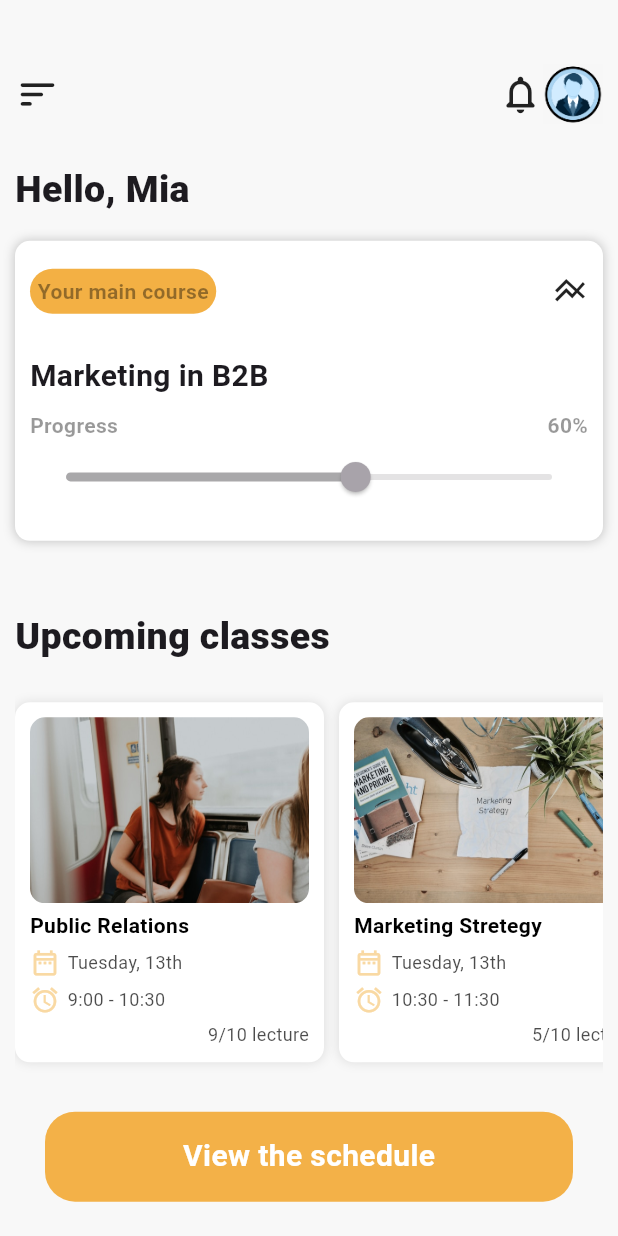
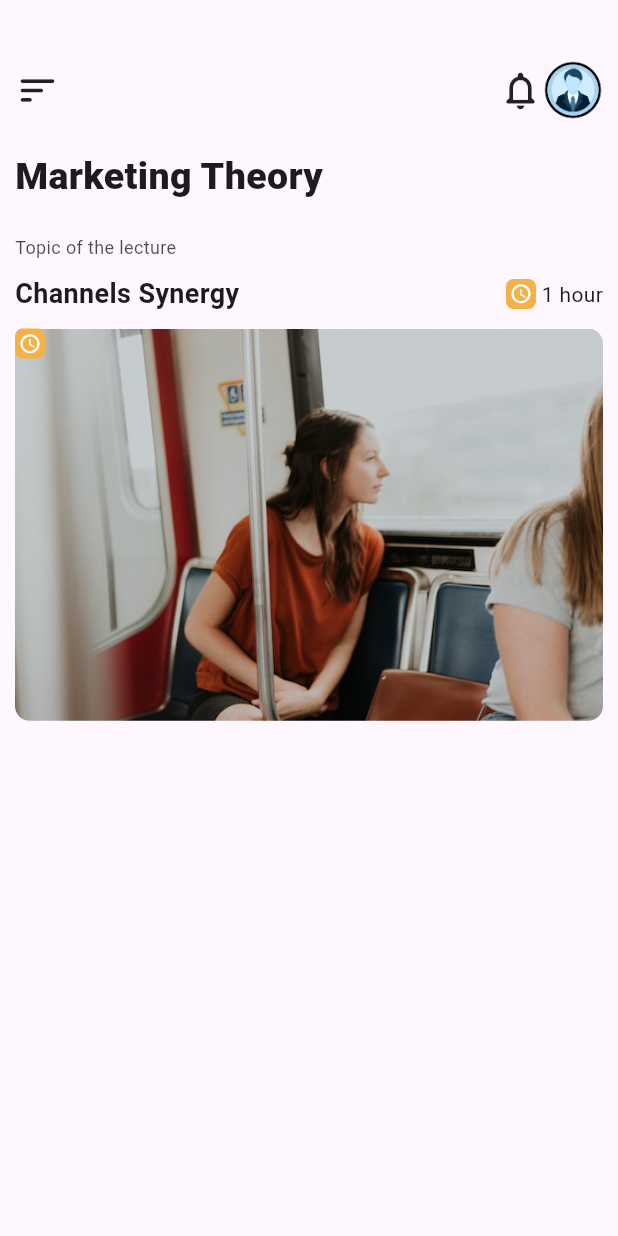
Before and after one commit to SAMIULLAH-KALHORO-DEV/online_academy_ui_design, a Flutter app: the screen it shows after launch, on a phone screen of 412 x 824 dp. Run offline on Flutter 3.47's test engine with Material 2 defaults, Android fonts, the phone set to English and light mode, and no system bars.

Commit message:
working on it

```diff
--- a/lib/main.dart
+++ b/lib/main.dart
@@ -1,4 +1,5 @@
 import 'package:flutter/material.dart';
+import 'package:online_academy_ui_design/widgets/screen2.dart';
 
 import 'home.dart';
 
@@ -14,7 +15,7 @@ class MyApp extends StatelessWidget {
     return MaterialApp(
       debugShowCheckedModeBanner: false,
       theme: ThemeData(useMaterial3: true),
-      home: const Home(),
+      home: const Screen2(),
     );
   }
 }
--- a/lib/widgets/classes_container.dart
+++ b/lib/widgets/classes_container.dart
@@ -44,7 +44,7 @@ class ClassesContainer extends StatelessWidget {
           children: [
             ClipRRect(
               borderRadius: BorderRadius.circular(10),
-              child: Image(image: AssetImage("$imaage")),
+              child: Image(image: AssetImage(imaage)),
             ),
             Text(h1Text, style: h1Style),
             Row(children: [
--- a/lib/widgets/homepage_maincontainer.dart
+++ b/lib/widgets/homepage_maincontainer.dart
@@ -35,7 +35,7 @@ class MainContainer extends StatelessWidget {
                     height: 30,
                     decoration: BoxDecoration(
                         borderRadius: BorderRadius.circular(15),
-                        color: Color(0xFFF3B044)),
+                        color: const Color(0xFFF3B044)),
                     child: Text("Your main course", style: TextStyling().h1)),
                 const Icon(Icons.line_axis)
               ],
--- /dev/null
+++ b/lib/widgets/screen2.dart
@@ -0,0 +1,85 @@
+import 'package:flutter/material.dart';
+import 'package:online_academy_ui_design/widgets/utils.dart';
+
+class Screen2 extends StatelessWidget {
+  const Screen2({super.key});
+
+  @override
+  Widget build(BuildContext context) {
+    return Scaffold(
+      body: Padding(
+        padding: const EdgeInsets.only(left: 10, top: 40, right: 10),
+        child: Column(crossAxisAlignment: CrossAxisAlignment.start, children: [
+          Row(mainAxisAlignment: MainAxisAlignment.spaceBetween, children: [
+            const Icon(
+              Icons.sort_rounded,
+              size: 30,
+            ),
+            Row(children: const [
+              Icon(
+                Icons.notifications_none_rounded,
+                size: 30,
+              ),
+              Image(height: 40, image: AssetImage("assets/avatar.png"))
+            ])
+          ]),
+          const SizedBox(height: 20),
+          Text(
+            "Marketing Theory",
+            style: TextStyling().h1,
+          ),
+          const SizedBox(height: 20),
+          Text("Topic of the lecture", style: TextStyling().h2),
+          const SizedBox(height: 10),
+          Row(
+            mainAxisAlignment: MainAxisAlignment.spaceBetween,
+            children: [
+              const Text("Channels Synergy",
+                  style: TextStyle(fontWeight: FontWeight.bold, fontSize: 18)),
+              Row(
+                children: [
+                  Container(
+                    height: 20,
+                    width: 20,
+                    decoration: BoxDecoration(
+                        color: Pallete.mainBgColor,
+                        borderRadius: BorderRadius.circular(5)),
+                    child: const Icon(
+                      Icons.access_time_rounded,
+                      color: Colors.white,
+                      size: 15,
+                    ),
+                  ),
+                  const Text(" 1 hour")
+                ],
+              ),
+            ],
+          ),
+          const SizedBox(height: 10),
+          Stack(
+            children: [
+              ClipRRect(
+                borderRadius: BorderRadius.circular(10),
+                child: Image(image: AssetImage("assets/image2.jpg")),
+              ),
+              Positioned(
+                child: Container(
+                  height: 20,
+                  width: 20,
+                  decoration: BoxDecoration(
+                      color: Pallete.mainBgColor,
+                      borderRadius: BorderRadius.circular(5)),
+                  child: const Icon(
+                    Icons.access_time_rounded,
+                    color: Colors.white,
+                    size: 15,
+                  ),
+                ),
+              )
+            ],
+          )
+        ]),
+      ),
+    );
+  }
+}
--- a/lib/widgets/utils.dart
+++ b/lib/widgets/utils.dart
@@ -1,17 +1,16 @@
-
 import 'package:flutter/material.dart';
 
-
-
 class TextStyling {
-
-  final  h1 = TextStyle(color: Colors.black54.withOpacity(0.4), fontWeight: FontWeight.bold);
-  final  h2 = TextStyle(color: Colors.black54.withOpacity(0.7),  fontWeight: FontWeight.w400, fontSize: 12);
+  final h1 = const TextStyle(fontSize: 25, fontWeight: FontWeight.w800);
+  final h2 = TextStyle(
+      color: Colors.black54.withOpacity(0.7),
+      fontWeight: FontWeight.w400,
+      fontSize: 12);
 }
 
 class Pallete {
-  static const Color mainBgColor =  Color(0xFFF3B148);
-  static const Color dropBgColor =  Color(0xFFFDEFD8);
+  static const Color mainBgColor = Color(0xFFF3B148);
+  static const Color dropBgColor = Color(0xFFFDEFD8);
 }
 
 
```
